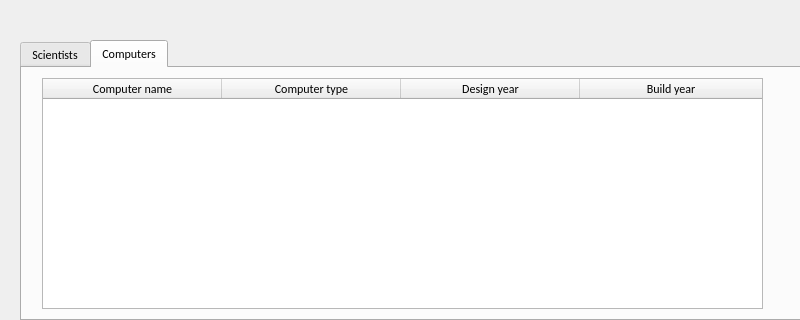
Before: the Qt Designer form Hopur21Verkefni/MyComputerScienceList/ui/showtrash.ui in Hopur21/Hopur21, drawn with Qt 5.
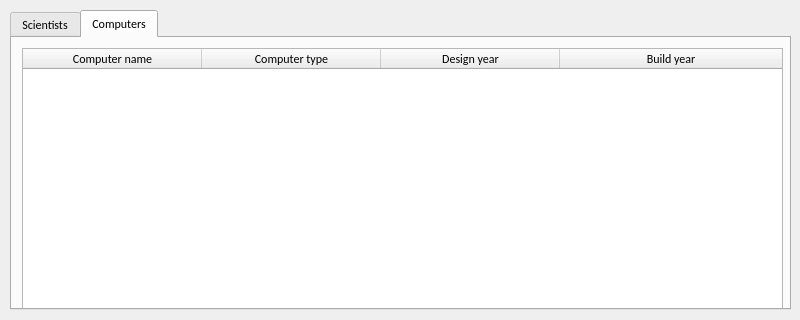
After: the same form once the commit is applied. Icons and pictures are not drawn.

Commit message: adjusted tab length to fit better

The edit to the form file:
```diff
--- a/Hopur21Verkefni/MyComputerScienceList/ui/showtrash.ui
+++ b/Hopur21Verkefni/MyComputerScienceList/ui/showtrash.ui
@@ -28,16 +28,22 @@
   <widget class="QTabWidget" name="tabWidget_scientist">
    <property name="geometry">
     <rect>
-     <x>20</x>
-     <y>40</y>
-     <width>900</width>
-     <height>281</height>
+     <x>10</x>
+     <y>10</y>
+     <width>781</width>
+     <height>300</height>
     </rect>
    </property>
    <property name="minimumSize">
     <size>
-     <width>761</width>
-     <height>0</height>
+     <width>781</width>
+     <height>271</height>
+    </size>
+   </property>
+   <property name="maximumSize">
+    <size>
+     <width>781</width>
+     <height>300</height>
     </size>
    </property>
    <property name="font">
@@ -56,7 +62,7 @@
    </property>
    <property name="iconSize">
     <size>
-     <width>300</width>
+     <width>313</width>
      <height>16</height>
     </size>
    </property>
@@ -227,16 +233,22 @@
     <widget class="QTableWidget" name="table_trashComputer">
      <property name="geometry">
       <rect>
-       <x>20</x>
+       <x>10</x>
        <y>10</y>
-       <width>721</width>
-       <height>231</height>
+       <width>761</width>
+       <height>261</height>
       </rect>
      </property>
      <property name="minimumSize">
       <size>
-       <width>721</width>
-       <height>0</height>
+       <width>761</width>
+       <height>241</height>
+      </size>
+     </property>
+     <property name="maximumSize">
+      <size>
+       <width>761</width>
+       <height>300</height>
       </size>
      </property>
      <property name="editTriggers">
```
The commit also changes 1 other file.
